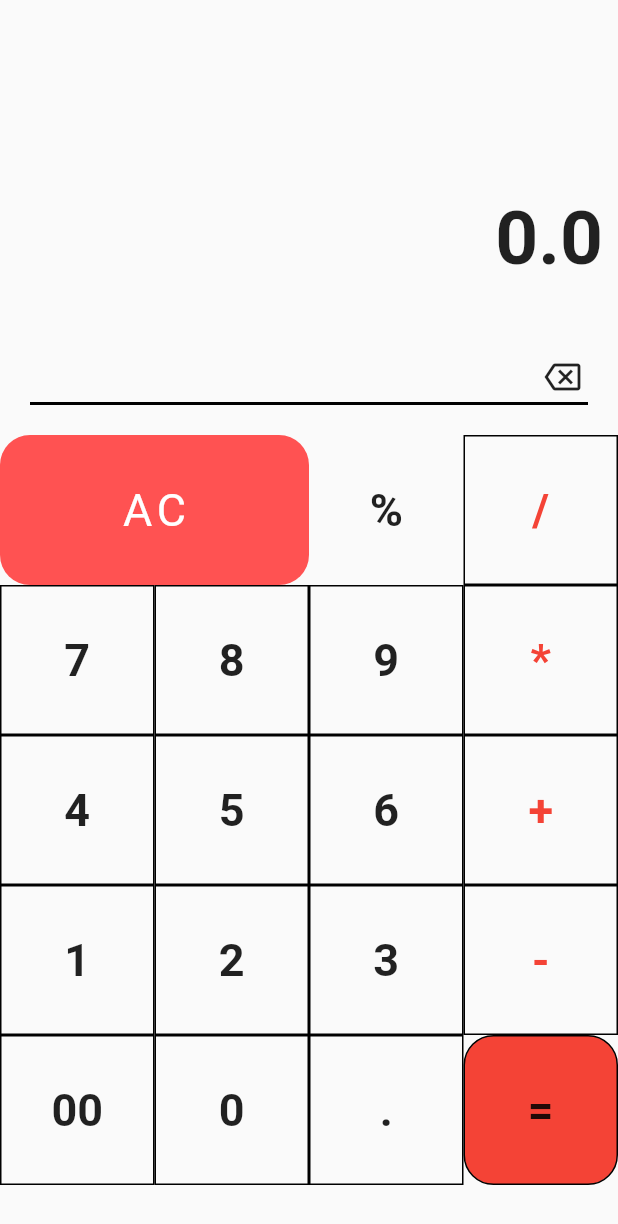
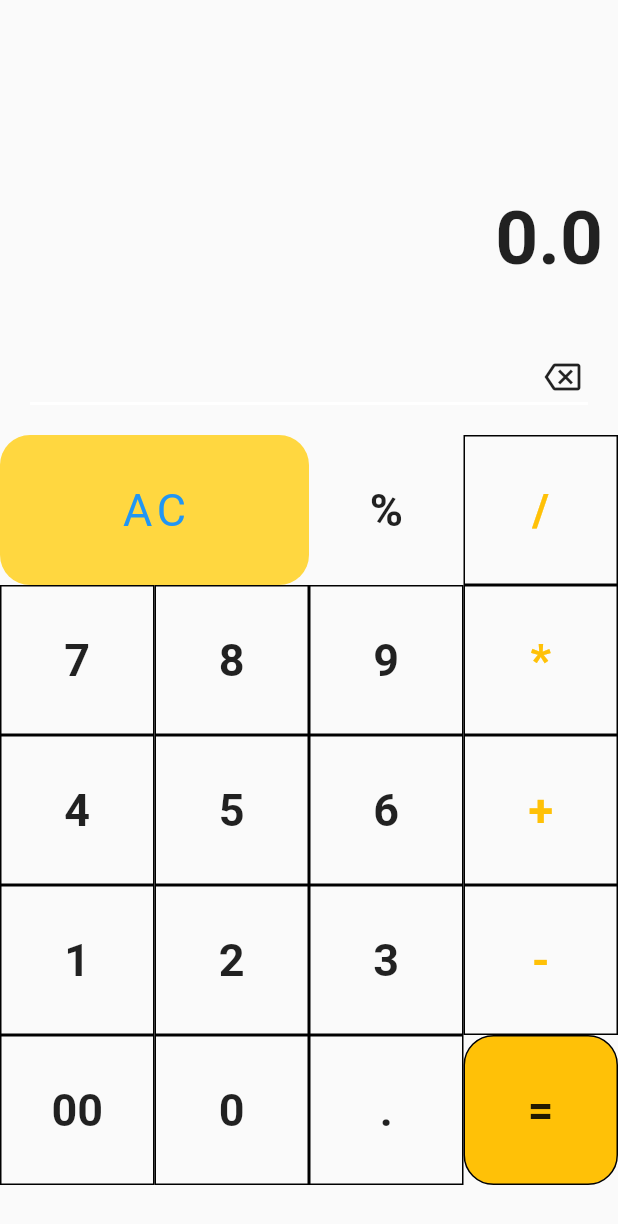
Before and after one commit to parthflutter/mathcalculator, a Flutter app: the screen it shows after launch, on a phone screen of 412 x 824 dp. Shown: the top 1224 px of the screen. Run offline on Flutter 3.47's test engine with Material 2 defaults, Android fonts, the phone set to English and light mode, and no system bars.

Commit message:
30-12-2022

```diff
--- a/lib/home.dart
+++ b/lib/home.dart
@@ -74,7 +74,7 @@ class _CalcultorState extends State<Calcultor> {
                   margin: EdgeInsets.only(right: 20, left: 20),
                   alignment: Alignment.topRight,
                   height: 2,
-                  color: Colors.black,
+                  color: Colors.white,
                 ),
               ],
             ),
@@ -94,7 +94,7 @@ class _CalcultorState extends State<Calcultor> {
                             child: Text(
                               "AC",
                               style: TextStyle(
-                                  color: Colors.white,
+                                  color: Colors.blue,
                                   letterSpacing: 3,
                                   fontSize: 30
                               ),
@@ -102,7 +102,7 @@ class _CalcultorState extends State<Calcultor> {
                             height: 100,
                             decoration: BoxDecoration(
                               borderRadius: BorderRadius.circular(20) ,
-                              color: Colors.redAccent,
+                              color: Colors.amberAccent,
                             ),
                           ),
                           onTap: () {
@@ -144,7 +144,7 @@ class _CalcultorState extends State<Calcultor> {
                             child: Text(
                               "/",
                               style: TextStyle(
-                                  color: Colors.red,
+                                  color: Colors.amber,
                                   fontSize: 30,
                                   fontWeight: FontWeight.bold),
                             ),
@@ -234,7 +234,7 @@ class _CalcultorState extends State<Calcultor> {
                             child: Text(
                               "*",
                               style: TextStyle(
-                                  color: Colors.red,
+                                  color: Colors.amber,
                                   fontSize: 30,
                                   fontWeight: FontWeight.bold),
                             ),
@@ -324,7 +324,7 @@ class _CalcultorState extends State<Calcultor> {
                             child: Text(
                               "+",
                               style: TextStyle(
-                                  color: Colors.red,
+                                  color: Colors.amber,
                                   fontSize: 30,
                                   fontWeight: FontWeight.bold),
                             ),
@@ -414,7 +414,7 @@ class _CalcultorState extends State<Calcultor> {
                             child: Text(
                               "-",
                               style: TextStyle(
-                                  color: Colors.red,
+                                  color: Colors.amber,
                                   fontSize: 30,
                                   fontWeight: FontWeight.bold),
                             ),
@@ -509,7 +509,7 @@ class _CalcultorState extends State<Calcultor> {
                             ),
                             decoration: BoxDecoration(
                                 borderRadius: BorderRadius.circular(20),
-                                color: Colors.red,
+                                color: Colors.amber,
                                 border: Border.all(color: Colors.black)),
                           ),
                           onTap: () {
```
